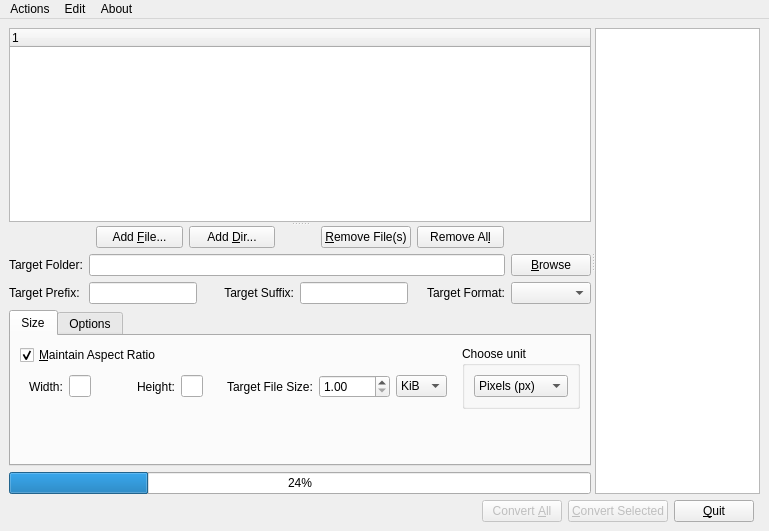
The window that dialogs/convertdialog.ui (marek629/SIR) describes before a commit, drawn with Qt 5.
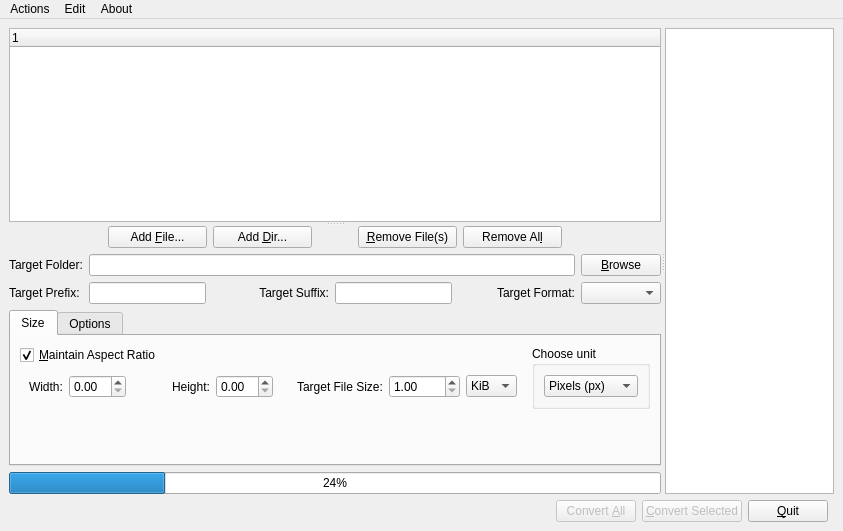
The same window after the commit. Icons and pictures are not drawn. Custom widgets are drawn as their Qt base class.

Commit message: width & height line edit replaced by spin box

```diff
--- a/dialogs/convertdialog.ui
+++ b/dialogs/convertdialog.ui
@@ -6,7 +6,7 @@
    <rect>
     <x>0</x>
     <y>0</y>
-    <width>769</width>
+    <width>843</width>
     <height>531</height>
    </rect>
   </property>
@@ -347,14 +347,7 @@
                      </widget>
                     </item>
                     <item>
-                     <widget class="QLineEdit" name="widthLineEdit">
-                      <property name="sizePolicy">
-                       <sizepolicy hsizetype="Preferred" vsizetype="Fixed">
-                        <horstretch>0</horstretch>
-                        <verstretch>0</verstretch>
-                       </sizepolicy>
-                      </property>
-                     </widget>
+                     <widget class="QDoubleSpinBox" name="widthDoubleSpinBox"/>
                     </item>
                     <item>
                      <spacer name="horizontalSpacer_6">
@@ -380,14 +373,7 @@
                      </widget>
                     </item>
                     <item>
-                     <widget class="QLineEdit" name="heightLineEdit">
-                      <property name="sizePolicy">
-                       <sizepolicy hsizetype="Preferred" vsizetype="Fixed">
-                        <horstretch>0</horstretch>
-                        <verstretch>0</verstretch>
-                       </sizepolicy>
-                      </property>
-                     </widget>
+                     <widget class="QDoubleSpinBox" name="heightDoubleSpinBox"/>
                     </item>
                    </layout>
                   </widget>
@@ -754,7 +740,7 @@
     <rect>
      <x>0</x>
      <y>0</y>
-     <width>769</width>
+     <width>843</width>
      <height>24</height>
     </rect>
    </property>
```
The commit also changes 8 other files.
